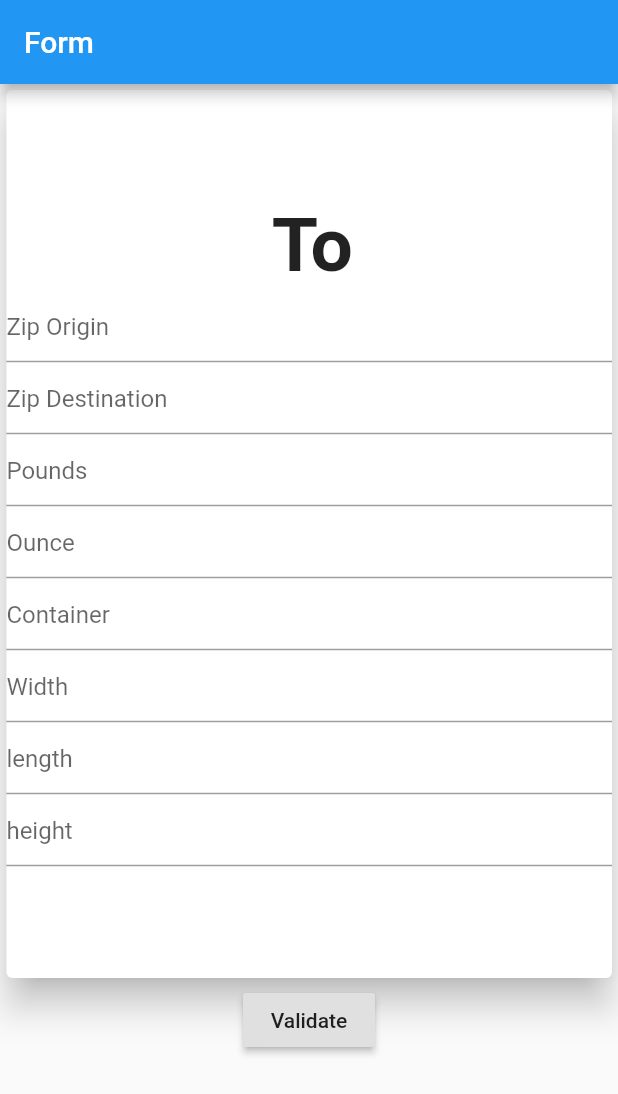
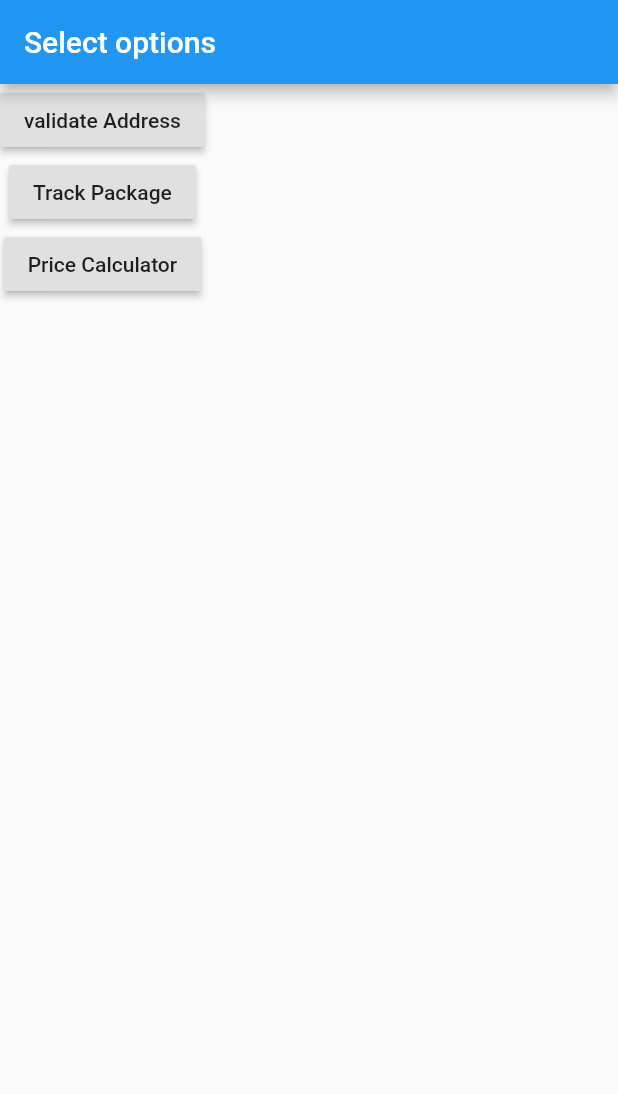
Before and after one commit to bismatariq98/shippingapp, a Flutter app: the screen it shows after launch, on a phone screen of 412 x 824 dp. Shown: the top 1094 px of the screen. Run offline on Flutter 3.47's test engine with Material 2 defaults, Android fonts, the phone set to English and light mode, and no system bars; our stand-ins replace get; missing offline and left inert: xml2json.

Commit message:
3 function ready

```diff
--- /dev/null
+++ b/shipping/lib/Screens/options_screen.dart
@@ -0,0 +1,41 @@
+import 'package:flutter/material.dart';
+import 'package:get/get.dart';
+import 'package:shipping/Screens/trackPage.dart';
+
+import 'SecondScreen.dart';
+import 'calculator_page.dart';
+
+class Options extends StatelessWidget {
+  @override
+  Widget build(BuildContext context) {
+    return Scaffold(
+      appBar: AppBar(
+        title: Text("Select options"),
+      ),
+      body: Container(
+        child: Column(
+          children: [
+            RaisedButton(
+              onPressed: () {
+                Get.to(SecondScreen());
+              },
+              child: Text("validate Address"),
+            ),
+            RaisedButton(
+              onPressed: () {
+                Get.to(Trackcreen());
+              },
+              child: Text("Track Package"),
+            ),
+            RaisedButton(
+              onPressed: () {
+                Get.to(CalculatorPage());
+              },
+              child: Text("Price Calculator"),
+            )
+          ],
+        ),
+      ),
+    );
+  }
+}
--- a/shipping/lib/controller/api_controller.dart
+++ b/shipping/lib/controller/api_controller.dart
@@ -24,7 +24,7 @@ class ApiController extends GetxController {
       String state,
       String zipCode}) async {
     String requestedUrl =
-        """<Verify&XML=AddressValidateRequest USERID="$userId"><Address
+        """Verify&XML=<AddressValidateRequest USERID="$userId"><Address
 ID="0"><Address1>$address</Address1>
 <Address2>$address2</Address2><City>$city</City><State>$state</State><Zip5>$zipCode</Zip5><Zip4></Zip4></Address></AddressValidateRequest>""";
     try {
@@ -103,11 +103,12 @@ ID="0"><Address1>$address</Address1>
 
       print(responsejson['TrackResponse']['TrackInfo']['Error']);
       Map<String, dynamic> addressMap = {
-        "errorMessage":
-            responsejson['TrackResponse']['TrackInfo']['Error'] == null
+        "errorMessage": responsejson['Error'] == null
+            ? responsejson['TrackResponse']['TrackInfo']['Error'] == null
                 ? ""
                 : responsejson['TrackResponse']['TrackInfo']['Error']
-                    ['Description'],
+                    ['Description']
+            : responsejson['Error']['Description'],
         "TrackSummary": responsejson['TrackResponse']['TrackInfo']
                 ['TrackSummary']
             .toString(),
@@ -135,7 +136,7 @@ ID="0"><Address1>$address</Address1>
       String length,
       String height}) async {
     String requestedUrl =
-        """RateV4&XML=<RateV4Request USERID="$userId"><Revision>2</Revision><Package ID="0"><Service>PRIORITY</Service><ZipOrigination>22201</ZipOrigination><ZipDestination>26301</ZipDestination><Pounds>8</Pounds><Ounces>2</Ounces><Container></Container><Width></Width><Length></Length><Height></Height><Girth></Girth><Machinable>TRUE</Machinable></Package></RateV4Request>
+        """RateV4&XML=<RateV4Request USERID="$userId"><Revision>2</Revision><Package ID="0"><Service>PRIORITY</Service><ZipOrigination>$zipOrigin</ZipOrigination><ZipDestination>$zipDestination</ZipDestination><Pounds>$pounds</Pounds><Ounces>$ounce</Ounces><Container>$container</Container><Width>$width</Width><Length>$length</Length><Height>$height</Height><Girth></Girth><Machinable>TRUE</Machinable></Package></RateV4Request>
 """;
     try {
       final http.Response response = await http.get("$httplink$requestedUrl");
@@ -148,16 +149,20 @@ ID="0"><Address1>$address</Address1>
       print(json);
       var responsejson = jsonDecode(json);
       print(responsejson);
-
-      // print(responsejson['TrackResponse']['TrackInfo']['Error']);
+      print(responsejson['Error']);
       Map<String, dynamic> priceMap = {
-        // "errorMessage":
-        //     responsejson['TrackResponse']['TrackInfo']['Error'] == null
-        //         ? ""
-        //         : responsejson['TrackResponse']['TrackInfo']['Error']
-        //             ['Description'],
-        "ServiceList": responsejson['RateV4Response']['Package']['Postage']
-            ['SpecialServices']
+        'Message': responsejson['Error'] == null
+            ? responsejson['RateV4Response']['Package']['Error'] == null
+                ? ""
+                : responsejson['RateV4Response']['Package']['Error']
+                    ['Description']
+            : responsejson['Error']['Description'],
+        "ServiceList": responsejson['Error'] == null
+            ? responsejson['RateV4Response']['Package']['Error'] == null
+                ? responsejson['RateV4Response']['Package']['Postage']
+                    ['SpecialServices']['SpecialService']
+                : []
+            : []
       };
 
       print("http request call");
--- a/shipping/lib/main.dart
+++ b/shipping/lib/main.dart
@@ -4,6 +4,8 @@ import 'package:shipping/Screens/FirstScreen.dart';
 import 'package:shipping/Screens/SecondScreen.dart';
 import 'package:shipping/Screens/calculator_page.dart';
 import 'package:shipping/Screens/trackPage.dart';
+
+import 'Screens/options_screen.dart';
 
 void main() {
   runApp(MyApp());
@@ -15,7 +17,7 @@ class MyApp extends StatelessWidget {
   Widget build(BuildContext context) {
     return GetMaterialApp(
       // home: FirstScreen(),
-      home: CalculatorPage(),
+      home: Options(),
     );
   }
 }
```
Also changed, not shown: shipping/lib/Screens/calculator_page.dart (+19 -7 lines).
